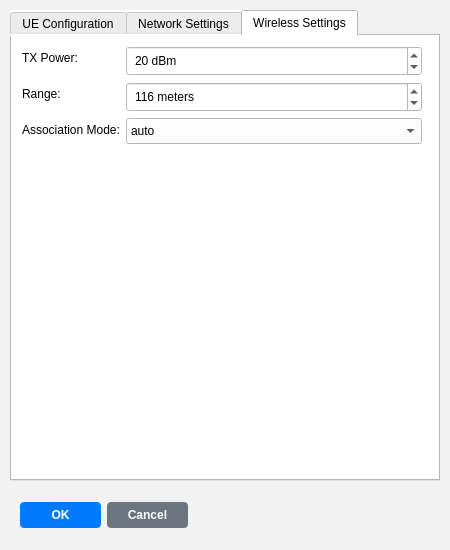
Above: netflux5g-editor/src/gui/ui/UE_properties.ui from adaptivenetworklab/NetFlux5G before the change. Below: the same form after it.
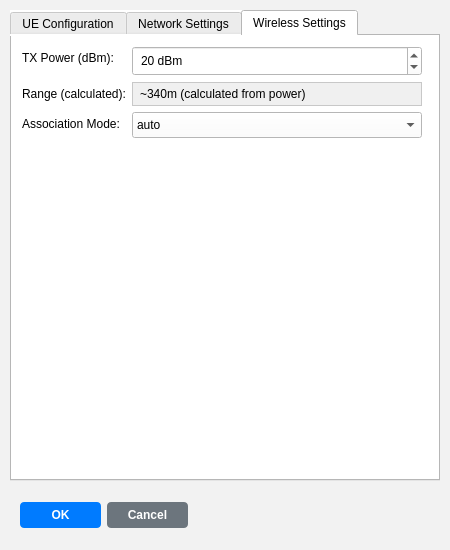
That is the form after the change. The open tabs and pages were chosen to show the change.

```diff
--- a/netflux5g-editor/src/gui/ui/UE_properties.ui
+++ b/netflux5g-editor/src/gui/ui/UE_properties.ui
@@ -400,7 +400,7 @@
        <item row="0" column="0">
         <widget class="QLabel" name="label_tx_power">
          <property name="text">
-          <string>TX Power:</string>
+          <string>TX Power (dBm):</string>
          </property>
         </widget>
        </item>
@@ -426,26 +426,17 @@
        <item row="1" column="0">
         <widget class="QLabel" name="label_range">
          <property name="text">
-          <string>Range:</string>
+          <string>Range (calculated):</string>
          </property>
         </widget>
        </item>
        <item row="1" column="1">
-        <widget class="QSpinBox" name="UE_Range">
+        <widget class="QLabel" name="UE_RangeCalculated">
+         <property name="text">
+          <string>~340m (calculated from power)</string>
+         </property>
          <property name="styleSheet">
-          <string notr="true">background-color: rgb(255, 255, 255); padding: 4px;</string>
-         </property>
-         <property name="suffix">
-          <string> meters</string>
-         </property>
-         <property name="minimum">
-          <number>50</number>
-         </property>
-         <property name="maximum">
-          <number>1000</number>
-         </property>
-         <property name="value">
-          <number>116</number>
+          <string notr="true">background-color: rgb(240, 240, 240); padding: 4px; border: 1px solid rgb(200, 200, 200);</string>
          </property>
         </widget>
        </item>
```
